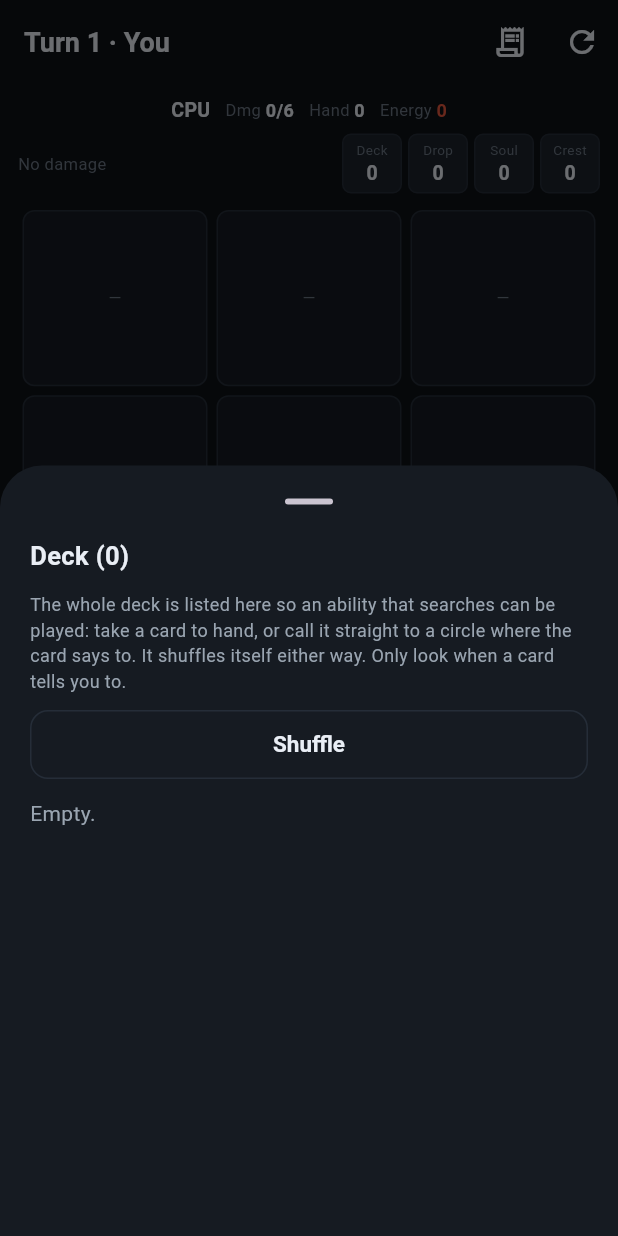
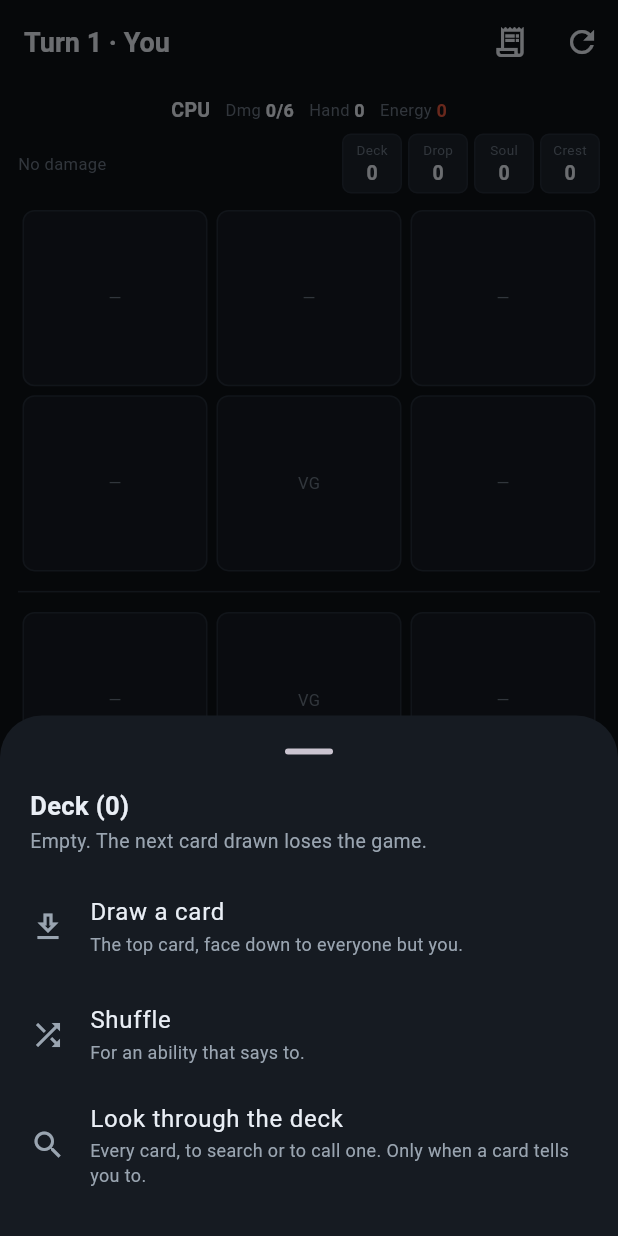
Before and after one commit to lepenguin22/TCG, a Flutter app: the PlaytestScreen screen opened directly with empty values, after a tap on "Keep this hand", after a tap on "Deck", on a phone screen of 412 x 824 dp. Run offline on Flutter 3.47's test engine with Material 3 defaults, Android fonts, the phone set to English and light mode, and no system bars; our stand-ins replace cached_network_image, shared_preferences; accounts and stored records are empty.

Commit message:
Draw a card without reading the deck to do it
The only way to the deck was the list of every card in it, so drawing one
meant revealing the whole thing to take the top off -- which is not a thing
the game lets anyone do, and made an ability that says "draw a card" cost
more information than it gives.

The deck now opens on what can be done to it: draw, shuffle, or look through
it. Looking is one tap further in and says what it is for, since drawing is
the common thing and reading the deck is the rare one.

Co-Authored-By: Claude Opus 5 <noreply@anthropic.com>
Claude-Session: https://claude.ai/code/session_016ajuunbXxV7kooiP4cxDd8

```diff
--- a/lib/screens/playtest_screen.dart
+++ b/lib/screens/playtest_screen.dart
@@ -777,8 +777,72 @@ void _showSoulSheet(
   );
 }
 
-/// The deck: a count, a shuffle, and a search for the abilities that need one.
+/// The deck: what can be done to it without looking at it.
+///
+/// Drawing is the common thing and looking is the rare one, so the list of
+/// every card comes up only when it is asked for. Opening the deck to draw a
+/// card meant reading the whole deck to take the top of it, which is not a
+/// thing the game lets anyone do.
 void _showDeckSheet(
+  BuildContext context,
+  PlaytestController game,
+  PlaytestSide side,
+) {
+  showModalBottomSheet<void>(
+    context: context,
+    backgroundColor: AppColors.surface,
+    showDragHandle: true,
+    builder: (sheetContext) => SafeArea(
+      child: Padding(
+        padding: const EdgeInsets.fromLTRB(20, 0, 20, 24),
+        child: Column(
+          mainAxisSize: MainAxisSize.min,
+          crossAxisAlignment: CrossAxisAlignment.start,
+          children: [
+            SectionHeader(
+              title: 'Deck (${side.deck.length})',
+              caption: side.deck.isEmpty
+                  ? 'Empty. The next card drawn loses the game.'
+                  : null,
+            ),
+            _SheetAction(
+              icon: Icons.download_outlined,
+              label: 'Draw a card',
+              detail: 'The top card, face down to everyone but you.',
+              onTap: () {
+                game.drawCard(side);
+                Navigator.of(sheetContext).pop();
+              },
+            ),
+            _SheetAction(
+              icon: Icons.shuffle,
+              label: 'Shuffle',
+              detail: 'For an ability that says to.',
+              onTap: () {
+                game.shuffleDeck(side);
+                Navigator.of(sheetContext).pop();
+              },
+            ),
+            _SheetAction(
+              icon: Icons.search,
+              label: 'Look through the deck',
+              detail:
+                  'Every card, to search or to call one. '
+                  'Only when a card tells you to.',
+              onTap: () {
+                Navigator.of(sheetContext).pop();
+                _showDeckSearchSheet(context, game, side);
+              },
+            ),
+          ],
+        ),
+      ),
+    ),
+  );
+}
+
+/// The whole deck, listed, for the abilities that search it.
+void _showDeckSearchSheet(
   BuildContext context,
   PlaytestController game,
   PlaytestSide side,
@@ -794,19 +858,9 @@ void _showDeckSheet(
     callable: true,
     header: (sheetContext) => [
       const Text(
-        'The whole deck is listed here so an ability that searches can be '
-        'played: take a card to hand, or call it straight to a circle where '
-        'the card says to. It shuffles itself either way. Only look when a '
-        'card tells you to.',
+        'The whole deck: take a card to hand, or call it straight to a circle '
+        'where the card says to. It shuffles itself either way.',
         style: TextStyle(color: AppColors.textMuted, fontSize: 12),
-      ),
-      const SizedBox(height: 10),
-      OutlinedButton(
-        onPressed: () {
-          game.shuffleDeck(side);
-          Navigator.of(sheetContext).pop();
-        },
-        child: const Text('Shuffle'),
       ),
       const SizedBox(height: 12),
     ],
```
Also changed, not shown: 2 other files.
